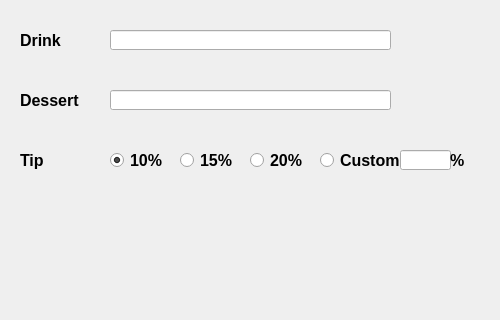
Old version of the form projectview.ui in the repository jcarstens1/Project-1; both pictures show x 0 to 500 and y 130 to 450 of the 500 by 700 pixel window.
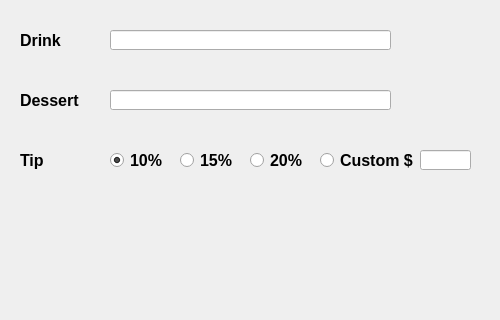
New version of the form.

Commit message: Changed custom tip from percent to an amount

```diff
--- a/projectview.ui
+++ b/projectview.ui
@@ -370,7 +370,7 @@
      <rect>
       <x>320</x>
       <y>280</y>
-      <width>81</width>
+      <width>101</width>
       <height>21</height>
      </rect>
     </property>
@@ -388,7 +388,7 @@
    <widget class="QLineEdit" name="Custom_Entry">
     <property name="geometry">
      <rect>
-      <x>400</x>
+      <x>420</x>
       <y>280</y>
       <width>51</width>
       <height>20</height>
@@ -408,7 +408,7 @@
      <number>4</number>
     </property>
     <property name="alignment">
-     <set>Qt::AlignRight|Qt::AlignTrailing|Qt::AlignVCenter</set>
+     <set>Qt::AlignLeading|Qt::AlignLeft|Qt::AlignVCenter</set>
     </property>
     <property name="readOnly">
      <bool>true</bool>
@@ -417,26 +417,6 @@
      <bool>false</bool>
     </property>
    </widget>
-   <widget class="QLabel" name="Percent_Label">
-    <property name="geometry">
-     <rect>
-      <x>450</x>
-      <y>280</y>
-      <width>31</width>
-      <height>21</height>
-     </rect>
-    </property>
-    <property name="font">
-     <font>
-      <pointsize>12</pointsize>
-      <weight>75</weight>
-      <bold>true</bold>
-     </font>
-    </property>
-    <property name="text">
-     <string>%</string>
-    </property>
-   </widget>
   </widget>
   <widget class="QMenuBar" name="menubar">
    <property name="geometry">
```
The commit also changes 2 other files.
